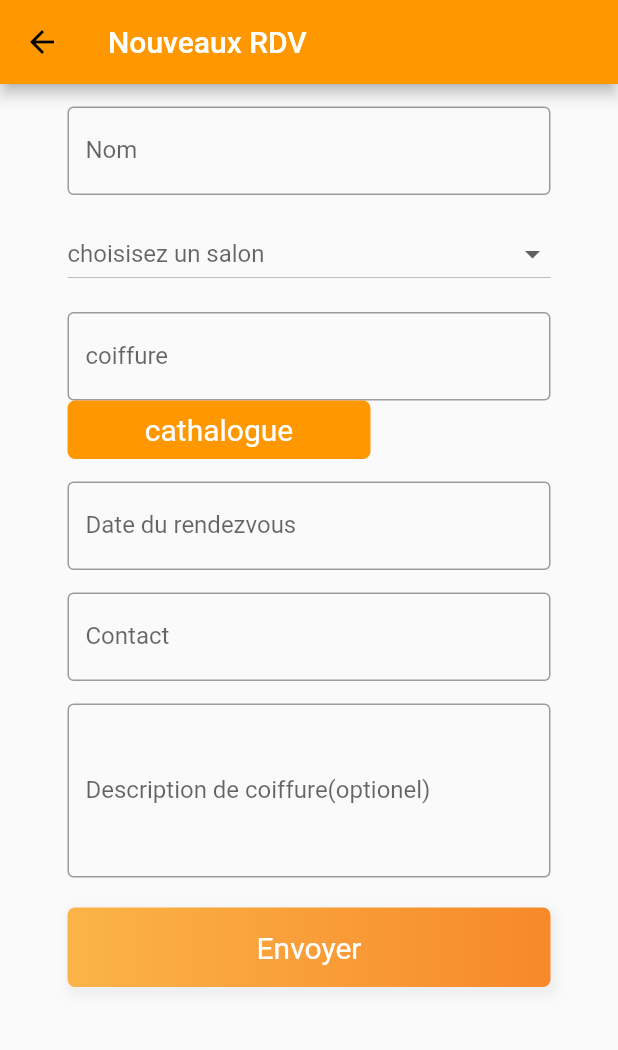
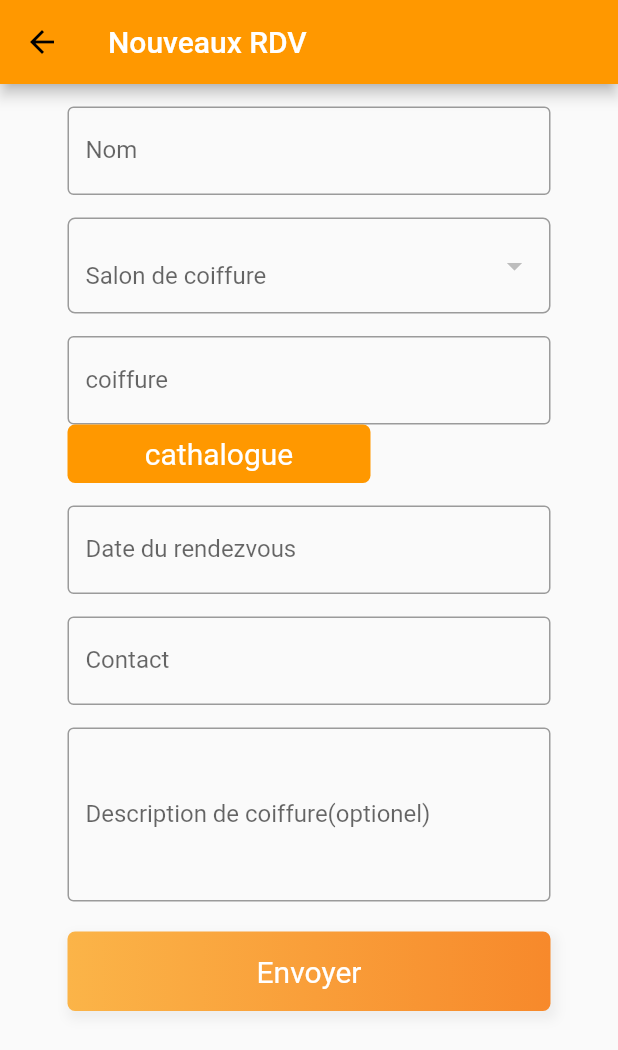
Before and after one commit to m05e5/newGoHair, a Flutter app: the PrendreRDV screen opened directly, on a phone screen of 412 x 824 dp. Shown: the top 1050 px of the screen. Run offline on Flutter 3.47's test engine with Material 2 defaults, Android fonts, the light colour scheme and no system bars; drawn by our look-alikes of datetime_picker_formfield; our stand-ins replace cloud_firestore, email_validator, firebase_auth, firebase_storage, flutter_spinkit, google_fonts and 2 more; accounts and stored records are empty.

Commit message:
israel_et_mosy

```diff
--- a/lib/app/afficher_user.dart
+++ b/lib/app/afficher_user.dart
@@ -9,7 +9,7 @@ class Affichier extends StatefulWidget {
 }
 
 class _AffichierState extends State<Affichier> {
-final CollectionReference userCollection = Firestore.instance.collection('users');
+final CollectionReference userCollection = Firestore.instance.collection('user');
 
 
 
@@ -18,7 +18,7 @@ final CollectionReference userCollection = Firestore.instance.collection('users'
     return Container(
       height:620.0,
       child:StreamBuilder(
-        stream: Firestore.instance.collection('users').snapshots(),
+        stream: Firestore.instance.collection('user').snapshots(),
         builder: (context, snapshort){
           if(!snapshort.hasData){
             return Text("Lauding data... please wait ..");
--- /dev/null
+++ b/lib/models/role.dart
@@ -0,0 +1,4 @@
+class Role{
+  static final roleClient = "client";
+  static final roleBarber = "barber";
+}
--- a/lib/pages/auth/isAuthenticated.dart
+++ b/lib/pages/auth/isAuthenticated.dart
@@ -58,7 +58,7 @@ class GetCurrentUserDatas{
   GetCurrentUserDatas({this.id});
 
   //La reference de la collection de l'utilisateur finale
-  final CollectionReference userCollection = Firestore.instance.collection('users');
+  final CollectionReference userCollection = Firestore.instance.collection('user');
 
   User userDataSnapshot (DocumentSnapshot snapshot) {
     return User(
--- a/lib/pages/auth/prendreRDV.dart
+++ b/lib/pages/auth/prendreRDV.dart
@@ -21,6 +21,13 @@ final format = DateFormat("yyyy-MM-dd HH:mm");
     'soft hair',
     'ivan coiffure'
   ];
+  var newList = [
+    'Obama Fashon',
+    'Le claire',
+    'shine fashon',
+    'soft hair',
+    'ivan coiffure'
+  ];
 
   final _formKey = GlobalKey<FormState>();
   String _name;
@@ -31,6 +38,56 @@ final format = DateFormat("yyyy-MM-dd HH:mm");
   String description;
   var toto;
   var selectedsalon;
+  var salonList = [];
+
+  Future<Null> getSalons() async{
+    CollectionReference ref = Firestore.instance.collection('coiffeurs');
+    QuerySnapshot snapshot = await ref.getDocuments();
+    snapshot.documents.forEach((element) {
+      setState(() {
+        salonList.add(element['salonName']);
+      });
+    });
+  }
+
+  FormField<String> dropDown(){
+    return FormField<String>(builder: (FormFieldState<String> state){
+      return InputDecorator(
+        decoration: InputDecoration(
+          errorStyle: TextStyle(color: Colors.redAccent),
+          hintText: 'Salon de coiffure',
+          border: OutlineInputBorder(
+            borderRadius: BorderRadius.circular(5.0)
+          )
+        ),
+        isEmpty: selectedsalon == null,
+        child: DropdownButtonHideUnderline(
+          child: DropdownButton<String>(
+            value: selectedsalon,
+            isDense: true,
+            items: salonList.map((e){
+              return DropdownMenuItem<String>(
+                value: e,
+                child: Text(e)
+              );
+            }).toList(),
+            onChanged: (String newValue){
+              setState(() {
+                selectedsalon = newValue;
+                state.didChange(newValue);
+              });
+            }
+          ),
+        ),
+      );
+    },);
+  }
+
+  @override
+  void initState() {
+    getSalons();
+    super.initState();
+  }
 
   @override
   Widget build(BuildContext context) {
@@ -70,25 +127,7 @@ final format = DateFormat("yyyy-MM-dd HH:mm");
 
 
                 SizedBox(height: 15.0),
-                   DropdownButton(
-                     items: _test.map((value) => DropdownMenuItem(
-
-                     child: Text(
-                       value,
-                       style: TextStyle(color: Colors.orange),
-                     ),
-                     value: value,
-                     )).toList(),
-                      onChanged: (selectedAccountType){
-                        print('$selectedAccountType');
-                        setState(() {
-                          toto = selectedAccountType;
-                        });
-                      },
-                     value: toto,
-                     isExpanded: true,
-                     hint: Text('choisisez un salon'),
-                      ),
+                   dropDown(),
 
  SizedBox(height: 15.0),
 
--- a/lib/pages/auth/register2.dart
+++ b/lib/pages/auth/register2.dart
@@ -93,7 +93,7 @@ class _RegisterFormState extends State<RegisterForm> {
   FirebaseAuth _auth = FirebaseAuth.instance;
   FirebaseUser _currentUser;
 
-  final CollectionReference userCollection = Firestore.instance.collection('users');
+  final CollectionReference userCollection = Firestore.instance.collection('user');
 
   String _getUserId(){
     if(this._currentUser != null){
--- a/lib/pages/front/home.dart
+++ b/lib/pages/front/home.dart
@@ -43,9 +43,10 @@ class _FrontHomePageState extends State<FrontHomePage> {
     }
 
   Future<User> getCurrentUserInfo(String userId) async{
-    CollectionReference ref = Firestore.instance.collection('users');
+    CollectionReference ref = Firestore.instance.collection('user');
     QuerySnapshot snapshot = await ref.getDocuments();
     snapshot.documents.forEach((element) {
+      print(userId);
       if(element['id'] == userId){
         user = new User(
           id: element['id'],
```
Also changed, not shown: lib/models/appointment.dart (added, +14 -0 lines), lib/models/hair_style.dart (added, +8 -0 lines), lib/models/shop.dart (added, +10 -0 lines), lib/models/user.dart (added, +10 -0 lines), lib/pages/auth/register.dart (+11 -8 lines), lib/pages/auth/register_coiffeur.dart (+21 -10 lines).
